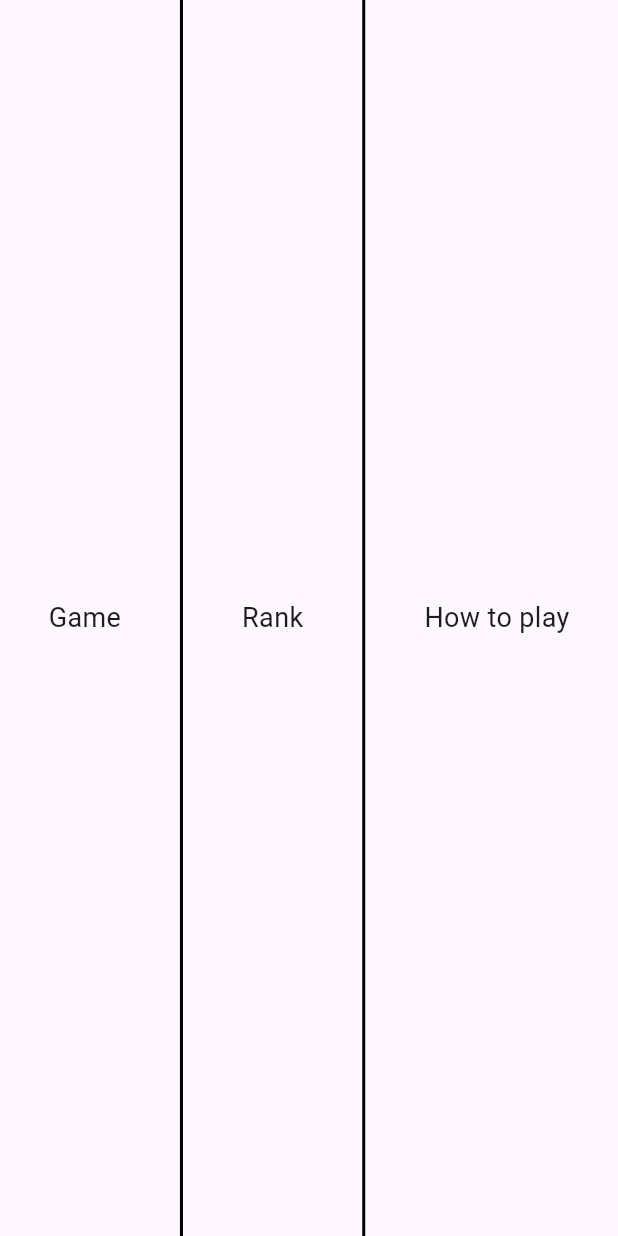
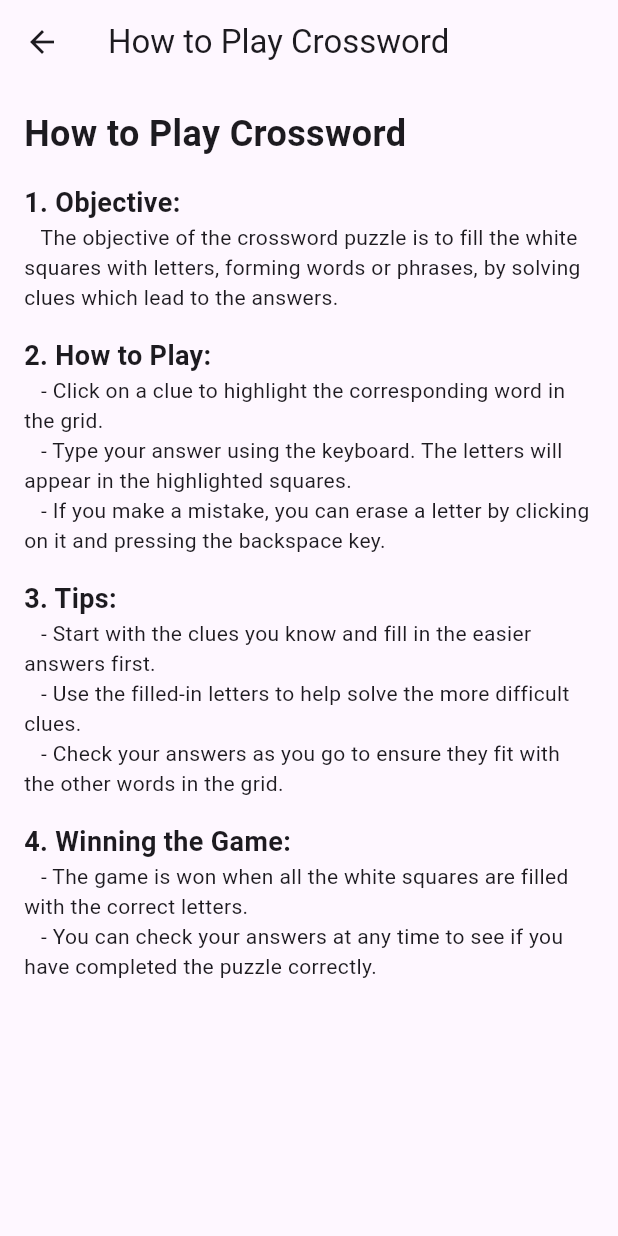
Before and after one commit to Chrislou23/flutter-group7, a Flutter app: the TabButtons widget shown alone on an empty page, opened directly, after a tap on "How to play", on a phone screen of 412 x 824 dp. Run offline on Flutter 3.47's test engine with Material 3 defaults, Android fonts, the phone set to English and light mode, and no system bars; our stand-ins replace firebase_core; accounts and stored records are empty; network calls fail.

Commit message:
crossword instructions is done

```diff
--- a/lib/main.dart
+++ b/lib/main.dart
@@ -2,7 +2,9 @@ import 'package:flutter/material.dart';
 import 'pages/home_page/home_page.dart';
 import 'pages/games_page/game_page.dart';
 import 'pages/friends_page/friend_page.dart';
-import 'pages/account_page/account_page.dart';
+import 'pages/games_page/crossword/crossword_game_page.dart';
+import 'pages/games_page/crossword/crossword_instructions.dart';
+import 'pages/games_page/link/link_game_page.dart';
 
 void main() {
   runApp(const MyApp());
@@ -23,8 +25,9 @@ class MyApp extends StatelessWidget {
       routes: {
         '/game': (context) => const GamePage(),
         '/friends': (context) => const FriendPage(),
-        '/account': (context) => const LoginPage()
-
+        '/crossword': (context) => const CrosswordGamePage(),
+        '/crossword_instructions': (context) => const CrosswordInstructions(),
+        '/link': (context) => const LinkGamePage(),
       },
     );
   }
--- a/lib/pages/games_page/crossword/crossword_game_page.dart
+++ b/lib/pages/games_page/crossword/crossword_game_page.dart
@@ -1,5 +1,7 @@
+import 'package:flutter/foundation.dart';
 import 'package:flutter/material.dart';
 import 'package:mobile_games/pages/games_page/crossword/crossword.dart';
+import 'package:mobile_games/pages/games_page/crossword/crossword_instructions.dart';
 
 class CrosswordGamePage extends StatelessWidget {
   const CrosswordGamePage({super.key});
@@ -15,7 +17,8 @@ class CrosswordGamePage extends StatelessWidget {
             Navigator.pop(context); // Navigate back to previous page
           },
         ),
-        title: const Text('Game Title', style: TextStyle(color: Colors.black)),
+        title:
+            const Text('Crossword Game', style: TextStyle(color: Colors.black)),
         centerTitle: true,
         actions: [
           IconButton(
@@ -50,7 +53,9 @@ class CrosswordGamePage extends StatelessWidget {
             text: 'Create a private game',
             onPressed: () {
               // Action for creating a private game
-              print('Create a private game pressed');
+              if (kDebugMode) {
+                print('Create a private game pressed');
+              }
             },
           ),
           const SizedBox(height: 10),
@@ -74,7 +79,7 @@ class CrosswordGamePage extends StatelessWidget {
 
 // Widget for Tab Buttons (Game, Rank, How to play)
 class TabButtons extends StatelessWidget {
-  const TabButtons({Key? key}) : super(key: key);
+  const TabButtons({super.key});
 
   @override
   Widget build(BuildContext context) {
@@ -84,7 +89,9 @@ class TabButtons extends StatelessWidget {
         GestureDetector(
           onTap: () {
             // Handle Game tab tap
-            print('Game tab pressed');
+            if (kDebugMode) {
+              print('Game tab pressed');
+            }
           },
           child: const Text('Game', style: TextStyle(fontSize: 18)),
         ),
@@ -92,7 +99,9 @@ class TabButtons extends StatelessWidget {
         GestureDetector(
           onTap: () {
             // Handle Rank tab tap
-            print('Rank tab pressed');
+            if (kDebugMode) {
+              print('Rank tab pressed');
+            }
           },
           child: const Text('Rank', style: TextStyle(fontSize: 18)),
         ),
@@ -100,7 +109,12 @@ class TabButtons extends StatelessWidget {
         GestureDetector(
           onTap: () {
             // Handle How to play tab tap
-            print('How to play tab pressed');
+            Navigator.push(
+              context,
+              MaterialPageRoute(
+                builder: (context) => const CrosswordInstructions(),
+              ),
+            );
           },
           child: const Text('How to play', style: TextStyle(fontSize: 18)),
         ),
--- /dev/null
+++ b/lib/pages/games_page/crossword/crossword_instructions.dart
@@ -0,0 +1,75 @@
+import 'package:flutter/material.dart';
+
+class CrosswordInstructions extends StatelessWidget {
+  const CrosswordInstructions({super.key});
+
+  @override
+  Widget build(BuildContext context) {
+    return Scaffold(
+      appBar: AppBar(
+        title: const Text('How to Play Crossword'),
+      ),
+      body: const Padding(
+        padding: EdgeInsets.all(16.0),
+        child: SingleChildScrollView(
+          child: Column(
+            crossAxisAlignment: CrossAxisAlignment.start,
+            children: <Widget>[
+              Text(
+                'How to Play Crossword',
+                style: TextStyle(fontSize: 24, fontWeight: FontWeight.bold),
+              ),
+              SizedBox(height: 16),
+              Text(
+                '1. Objective:',
+                style: TextStyle(fontSize: 18, fontWeight: FontWeight.bold),
+              ),
+              Text(
+                '   The objective of the crossword puzzle is to fill the white squares with letters, forming words or phrases, by solving clues which lead to the answers.',
+              ),
+              SizedBox(height: 16),
+              Text(
+                '2. How to Play:',
+                style: TextStyle(fontSize: 18, fontWeight: FontWeight.bold),
+              ),
+              Text(
+                '   - Click on a clue to highlight the corresponding word in the grid.',
+              ),
+              Text(
+                '   - Type your answer using the keyboard. The letters will appear in the highlighted squares.',
+              ),
+              Text(
+                '   - If you make a mistake, you can erase a letter by clicking on it and pressing the backspace key.',
+              ),
+              SizedBox(height: 16),
+              Text(
+                '3. Tips:',
+                style: TextStyle(fontSize: 18, fontWeight: FontWeight.bold),
+              ),
+              Text(
+                '   - Start with the clues you know and fill in the easier answers first.',
+              ),
+              Text(
+                '   - Use the filled-in letters to help solve the more difficult clues.',
+              ),
+              Text(
+                '   - Check your answers as you go to ensure they fit with the other words in the grid.',
+              ),
+              SizedBox(height: 16),
+              Text(
+                '4. Winning the Game:',
+                style: TextStyle(fontSize: 18, fontWeight: FontWeight.bold),
+              ),
+              Text(
+                '   - The game is won when all the white squares are filled with the correct letters.',
+              ),
+              Text(
+                '   - You can check your answers at any time to see if you have completed the puzzle correctly.',
+              ),
+            ],
+          ),
+        ),
+      ),
+    );
+  }
+}
```
